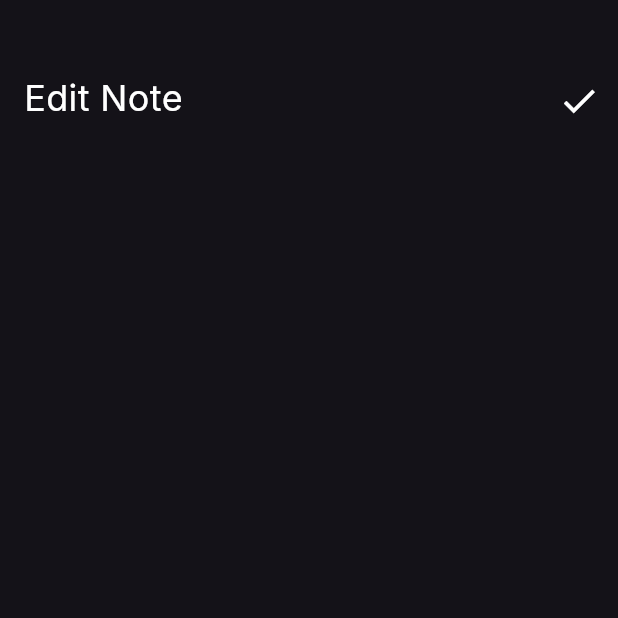
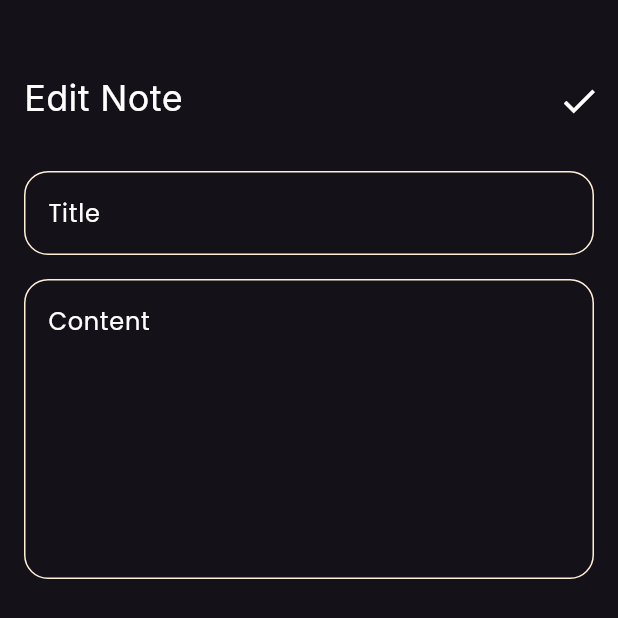
Before and after one commit to ahmedzahran001/notes_app, a Flutter app: the EditNoteView screen opened directly, on a phone screen of 412 x 824 dp. Shown: the top 618 px of the screen. Run offline on Flutter 3.47's test engine with Material 3 defaults, Android fonts, the phone set to English and light mode, and no system bars; our stand-ins replace font_awesome_flutter; Roboto replaces fonts that are missing (Inter).

Commit message:
edit note view ui done

```diff
--- a/lib/views/widgets/edit_view_body.dart
+++ b/lib/views/widgets/edit_view_body.dart
@@ -1,4 +1,5 @@
 import 'package:NoteApp/views/widgets/custom_app_bar.dart';
+import 'package:NoteApp/views/widgets/custom_text_field.dart';
 import 'package:flutter/material.dart';
 
 class EditNoteViewBody extends StatelessWidget {
@@ -15,6 +16,13 @@ class EditNoteViewBody extends StatelessWidget {
             title: 'Edit Note',
             icon: Icons.check,
           ),
+          SizedBox(height: 32),
+          CustomTextField(hint: 'Title'),
+          SizedBox(height: 16),
+          CustomTextField(
+            hint: 'Content',
+            maxLines: 7,
+          ),
         ],
       ),
     );
--- a/lib/views/widgets/notes_view_body.dart
+++ b/lib/views/widgets/notes_view_body.dart
@@ -18,7 +18,7 @@ class NotesViewBody extends StatelessWidget {
             title: 'Notes',
             icon: Icons.search,
           ),
-          // SizedBox(height: 12),
+          // SizedBox(height: 1),
           Expanded(child: NotesListView()),
         ],
       ),
```
